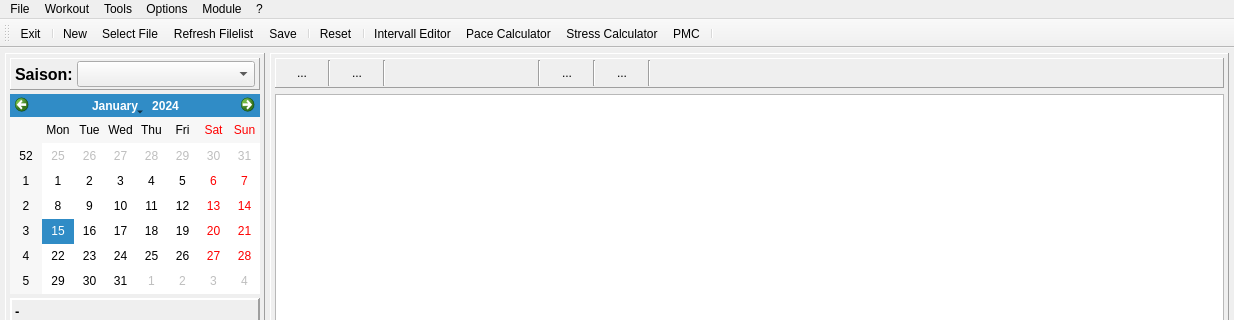
Before: the Qt Designer form mainwindow.ui in Tria-Andy/WorkoutEditor, drawn with Qt 5; both pictures show x 0 to 1234 and y 0 to 320 of the 1234 by 766 pixel window.
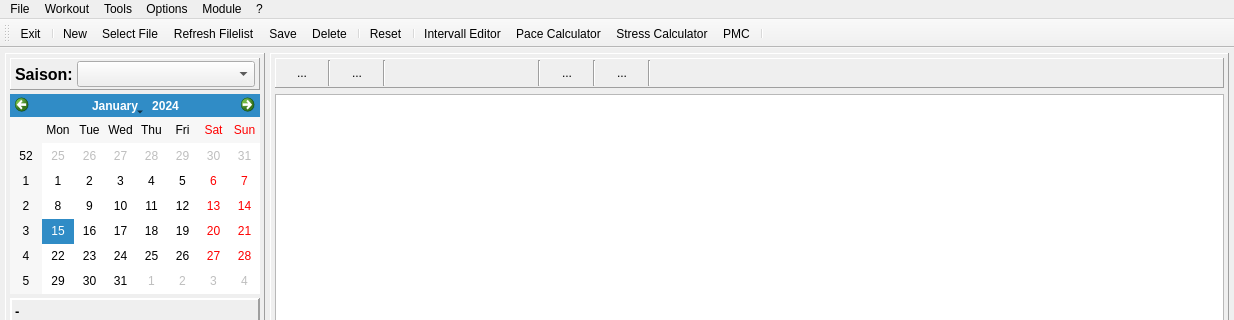
After: the same form once the commit is applied. Icons and pictures are not drawn. Custom widgets are drawn as their Qt base class.

```diff
--- a/mainwindow.ui
+++ b/mainwindow.ui
@@ -2608,6 +2608,7 @@
    <addaction name="actionSelect_File"/>
    <addaction name="actionRefresh_Filelist"/>
    <addaction name="actionSave"/>
+   <addaction name="actionDelete"/>
    <addaction name="separator"/>
    <addaction name="actionReset"/>
    <addaction name="separator"/>
@@ -2807,6 +2808,15 @@
     <string>Save</string>
    </property>
   </action>
+  <action name="actionDelete">
+   <property name="icon">
+    <iconset resource="resources.qrc">
+     <normaloff>:/images/icons/Delete.png</normaloff>:/images/icons/Delete.png</iconset>
+   </property>
+   <property name="text">
+    <string>Delete</string>
+   </property>
+  </action>
  </widget>
  <layoutdefault spacing="6" margin="11"/>
  <customwidgets>
```
Left out of the diff: 1 changed line with no effect on the pictures.
